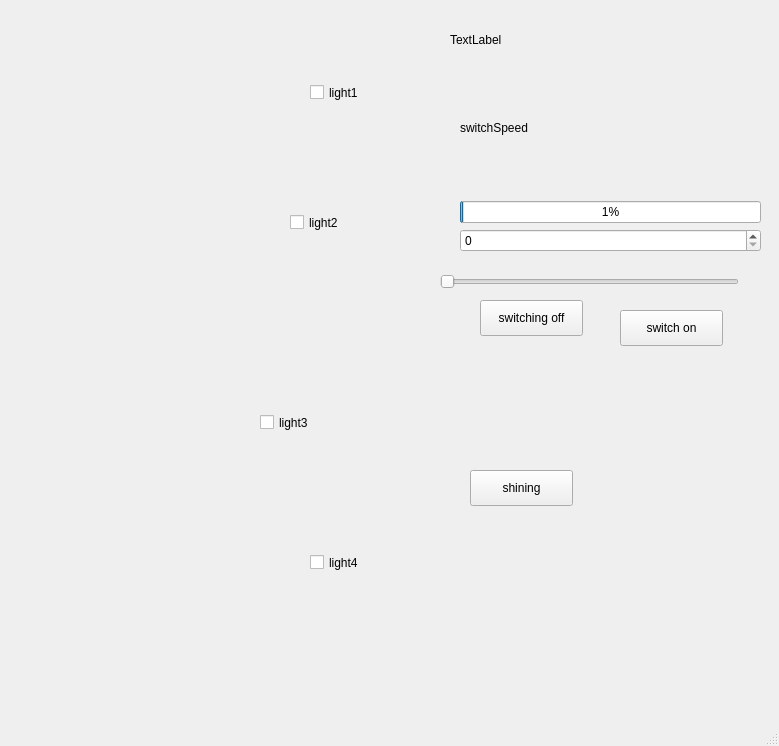
This is mainwindow.ui in nonorze-VOXX/qt-bad as Qt 5 draws it before an edit. The edited form follows.
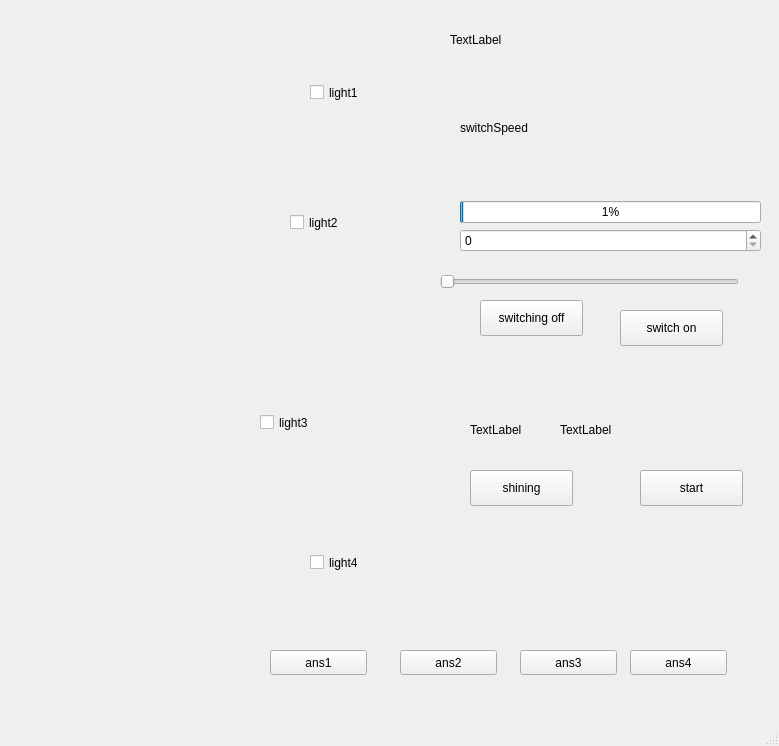
This is the edited form. Icons and pictures are not drawn.

Diff of the .ui file:
```diff
--- a/mainwindow.ui
+++ b/mainwindow.ui
@@ -257,6 +257,112 @@
      <enum>Qt::Horizontal</enum>
     </property>
    </widget>
+   <widget class="QPushButton" name="start">
+    <property name="geometry">
+     <rect>
+      <x>640</x>
+      <y>470</y>
+      <width>103</width>
+      <height>36</height>
+     </rect>
+    </property>
+    <property name="text">
+     <string>start</string>
+    </property>
+    <property name="shortcut">
+     <string>R</string>
+    </property>
+   </widget>
+   <widget class="QPushButton" name="ans_1">
+    <property name="geometry">
+     <rect>
+      <x>270</x>
+      <y>650</y>
+      <width>97</width>
+      <height>25</height>
+     </rect>
+    </property>
+    <property name="text">
+     <string>ans1</string>
+    </property>
+    <property name="shortcut">
+     <string>Z</string>
+    </property>
+   </widget>
+   <widget class="QPushButton" name="ans_2">
+    <property name="geometry">
+     <rect>
+      <x>400</x>
+      <y>650</y>
+      <width>97</width>
+      <height>25</height>
+     </rect>
+    </property>
+    <property name="text">
+     <string>ans2</string>
+    </property>
+    <property name="shortcut">
+     <string>X</string>
+    </property>
+   </widget>
+   <widget class="QPushButton" name="ans_3">
+    <property name="geometry">
+     <rect>
+      <x>520</x>
+      <y>650</y>
+      <width>97</width>
+      <height>25</height>
+     </rect>
+    </property>
+    <property name="text">
+     <string>ans3</string>
+    </property>
+    <property name="shortcut">
+     <string>C</string>
+    </property>
+   </widget>
+   <widget class="QPushButton" name="ans_4">
+    <property name="geometry">
+     <rect>
+      <x>630</x>
+      <y>650</y>
+      <width>97</width>
+      <height>25</height>
+     </rect>
+    </property>
+    <property name="text">
+     <string>ans4</string>
+    </property>
+    <property name="shortcut">
+     <string>V</string>
+    </property>
+   </widget>
+   <widget class="QLabel" name="score">
+    <property name="geometry">
+     <rect>
+      <x>560</x>
+      <y>420</y>
+      <width>66</width>
+      <height>19</height>
+     </rect>
+    </property>
+    <property name="text">
+     <string>TextLabel</string>
+    </property>
+   </widget>
+   <widget class="QLabel" name="score_string">
+    <property name="geometry">
+     <rect>
+      <x>470</x>
+      <y>420</y>
+      <width>66</width>
+      <height>19</height>
+     </rect>
+    </property>
+    <property name="text">
+     <string>TextLabel</string>
+    </property>
+   </widget>
   </widget>
   <widget class="QMenuBar" name="menubar">
    <property name="geometry">
```
Left out of the diff: 2 changed lines with no effect on the pictures.
